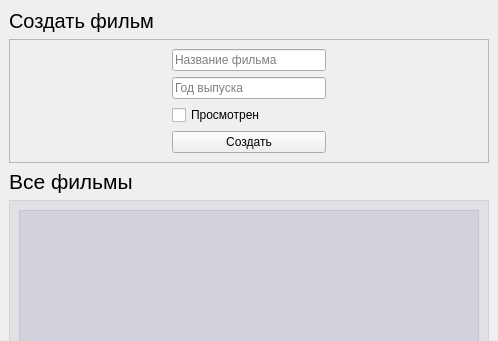
Old version of the form rsc/CMS.ui in the repository Inna99/magicDB; both pictures show x 0 to 498 and y 0 to 341 of the 498 by 577 pixel window.
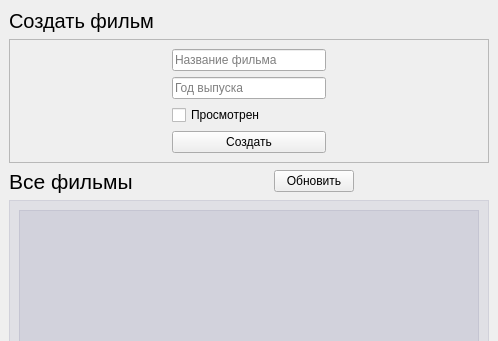
New version of the form.

Diff of the .ui file:
```diff
--- a/rsc/CMS.ui
+++ b/rsc/CMS.ui
@@ -141,6 +141,26 @@
         </property>
        </spacer>
       </item>
+      <item>
+       <widget class="QPushButton" name="btn_update_movies">
+        <property name="text">
+         <string>Обновить</string>
+        </property>
+       </widget>
+      </item>
+      <item>
+       <spacer name="horizontalSpacer_5">
+        <property name="orientation">
+         <enum>Qt::Horizontal</enum>
+        </property>
+        <property name="sizeHint" stdset="0">
+         <size>
+          <width>40</width>
+          <height>20</height>
+         </size>
+        </property>
+       </spacer>
+      </item>
      </layout>
     </item>
     <item>
```
